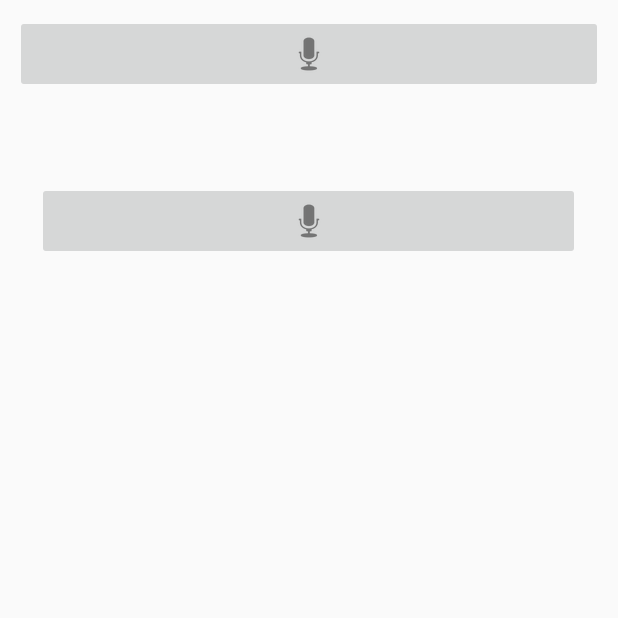
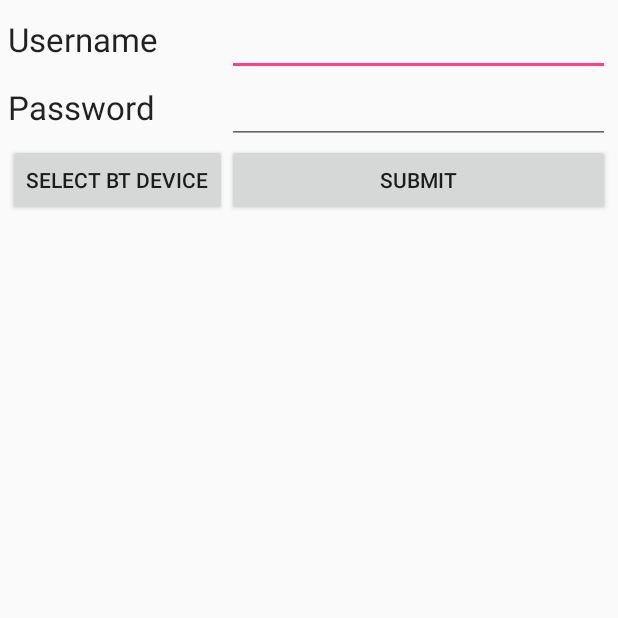
Before and after one commit to semio-ai/libsemio-ollobot-sample, an Android app: the screen it shows after launch (MainActivity), on a phone screen of 412 x 824 dp, the top half of it. Run offline under Robolectric (Android 15) with nearby library versions, the phone set to English and light mode, and no system bars; 3 statements that could not run were skipped.

```diff
--- a/app/src/main/java/xyz/semio/shapedemo/MainActivity.java
+++ b/app/src/main/java/xyz/semio/shapedemo/MainActivity.java
@@ -11,6 +11,7 @@ import android.os.Bundle;
 import android.util.Log;
 
 import xyz.semio.Function;
+import xyz.semio.GraphInfo;
 import xyz.semio.Interaction;
 import xyz.semio.InteractionPlayer;
 import xyz.semio.Semio;
@@ -29,15 +30,29 @@ import android.app.Activity;
 import android.content.Intent;
 import android.view.Menu;
 import android.view.View;
+import android.widget.AdapterView;
+import android.widget.ArrayAdapter;
+import android.widget.Button;
 import android.widget.ImageButton;
+import android.widget.ListView;
 import android.widget.TextView;
+import android.widget.EditText;
 import android.widget.Toast;
+
+import java.util.List;
 
 public class MainActivity extends Activity {
   private static final String TAG = "semio";
 
-  private ImageButton btnSpeak;
-  private TextView txtText;
+  private EditText _username;
+  private EditText _password;
+  private Button _submit;
+  private ListView _graphs;
+  private List<GraphInfo> _graphInfos;
+  private Button _selectDevice;
+
+  private Session _session;
+
   private SpeechHelper _speech = new SpeechHelper(this);
 
   private Ollobot _ollobot;
@@ -119,60 +134,95 @@ public class MainActivity extends Activity {
 
     setContentView(R.layout.activity_main);
 
-    txtText = (TextView) findViewById(R.id.txtText);
-    btnSpeak = (ImageButton) findViewById(R.id.btnSpeak);
+    this._username = (EditText) findViewById(R.id.username);
+    this._password = (EditText) findViewById(R.id.password);
+    this._submit = (Button) findViewById(R.id.submit);
+    this._graphs = (ListView) findViewById(R.id.graphs);
+    this._selectDevice = (Button) findViewById(R.id.scan);
 
-    startService();
+    this._graphs.setOnItemClickListener(new ListView.OnItemClickListener() {
+      @Override
+      public void onItemClick(AdapterView<?> parent, View view, int position, long id) {
+        String graphId = _graphInfos.get(position).getId();
+        System.out.println("ID " + graphId);
+        startInteraction(graphId);
+      }
+    });
 
-    btnSpeak.setOnClickListener(new View.OnClickListener() {
+    this._selectDevice.setOnClickListener(new View.OnClickListener() {
       @Override
       public void onClick(View v) {
-        _speech.say("Test");
         scan();
       }
     });
 
-    ((ImageButton)findViewById(R.id.move)).setOnClickListener(new View.OnClickListener() {
+    this._submit.setOnClickListener(new View.OnClickListener() {
       @Override
       public void onClick(View v) {
-        startInteraction();
+        Semio.createSession(_username.getText().toString(), _password.getText().toString()).then(new Function<Session, Object>() {
+          @Override
+          public Object apply(Session session) {
+            if(session == null)
+            {
+              new Handler(MainActivity.this.getMainLooper()).post(new Runnable() {
+                @Override
+                public void run() {
+                  Toast t = Toast.makeText(MainActivity.this, "Failed to login!", Toast.LENGTH_SHORT);
+                  t.show();
                 }
               });
 
+              return null;
+            }
+
+            _session = session;
+            populateGraphs();
+            return null;
+          }
+        });
+      }
+    });
+
+
+    startService();
     _speech.say("");
   }
 
-  private void startInteraction() {
+  private void populateGraphs() {
+    if(this._session == null) return;
+    this._session.getGraphs().then(new Function<List<GraphInfo>, Object>() {
+      @Override
+      public Object apply(List<GraphInfo> graphs) {
+        if(graphs == null) return null;
+        _graphInfos = graphs;
+        final String[] items = new String[graphs.size()];
+        for(int i = 0; i < graphs.size(); ++i) items[i] = graphs.get(i).getName();
+        Handler mainHandler = new Handler(MainActivity.this.getMainLooper());
+        mainHandler.post(new Runnable() {
+          @Override
+          public void run() {
+            _graphs.setAdapter(new ArrayAdapter<String>(MainActivity.this, android.R.layout.simple_list_item_1, items));
+          }
+        });
+        return null;
+      }
+    });
+  }
 
-
-    Session session = null;
-    try {
-      Semio.createSession("", "").then(new Function<Session, Object>() {
-        @Override
-        public Object apply(Session session) {
-          if(session == null) return null;
-          System.out.println(session);
-
-          session.createInteraction("e3c9f4b2-ba5c-4151-8f6a-a3a4bfef1841").then(new Function<Interaction, Object>() {
+  private void startInteraction(final String id) {
+    _session.createInteraction(id).then(new Function<Interaction, Object>() {
       @Override
       public Object apply(Interaction interaction) {
-
         InteractionPlayer player = new InteractionPlayer(interaction, new SpeechPlayStrategy(_speech));
         player.getScriptInterpreter().addBinding(new Ollobot(_service), "ollobot");
         player.start();
         return null;
       }
     });
-
-          return null;
-        }
-      });
-    } catch(final SessionException e) {
-      Log.e("semio", e.toString());
-    }
   }
 
   private void startService() {
+    Log.i(TAG, "startService");
     startService(new Intent(this, BTConnectionService.class));
     bindService(new Intent(this, BTConnectionService.class), _serviceConn, Context.BIND_AUTO_CREATE);
     _serviceBound = true;
@@ -226,7 +276,7 @@ public class MainActivity extends Activity {
 
   @Override
   public void onDestroy() {
-    _ollobot.stop();
+    if(_ollobot != null) _ollobot.stop();
     stopService();
     super.onDestroy();
   }
--- a/app/src/main/res/layout/activity_main.xml
+++ b/app/src/main/res/layout/activity_main.xml
@@ -9,35 +9,80 @@
               android:orientation="vertical"
               android:weightSum="1">
 
-    <ImageButton
-        android:id="@+id/btnSpeak"
-        android:layout_width="fill_parent"
+    <TableLayout
+        android:layout_width="match_parent"
+        android:layout_height="match_parent"
+        android:layout_margin="5dp">
+
+        <TableRow
+            android:layout_width="match_parent"
+            android:layout_height="match_parent">
+
+            <TextView
+                android:layout_width="wrap_content"
+                android:layout_height="wrap_content"
+                android:textAppearance="?android:attr/textAppearanceLarge"
+                android:text="Username"
+                android:id="@+id/textView"
+                android:layout_column="0"/>
+
+            <EditText
+                android:layout_width="wrap_content"
+                android:layout_height="wrap_content"
+                android:id="@+id/username"
+                android:layout_weight="1.0"
+                android:layout_column="2"/>
+
+        </TableRow>
+
+        <TableRow
+            android:layout_width="match_parent"
+            android:layout_height="match_parent">
+
+            <TextView
+                android:layout_width="wrap_content"
+                android:layout_height="wrap_content"
+                android:textAppearance="?android:attr/textAppearanceLarge"
+                android:text="Password"
+                android:id="@+id/textView3"
+                android:layout_column="0"/>
+
+            <EditText
+                android:layout_width="match_parent"
+                android:layout_height="wrap_content"
+                android:inputType="textPassword"
+                android:ems="10"
+                android:id="@+id/password"
+                android:layout_weight="1.0"
+                android:layout_column="2"/>
+        </TableRow>
+
+        <TableRow
+            android:layout_width="match_parent"
+            android:layout_height="match_parent">
+
+            <Button
+                android:layout_width="wrap_content"
+                android:layout_height="wrap_content"
+                android:text="Select BT Device"
+                android:id="@+id/scan"/>
+
+            <Button
+                android:layout_width="wrap_content"
+                android:layout_height="wrap_content"
+                android:text="Submit"
+                android:id="@+id/submit"
+                android:layout_column="2"
+                android:textAlignment="center"
+                android:layout_weight="1.0"/>
+
+        </TableRow>
+    </TableLayout>
+
+    <ListView
+        android:layout_width="match_parent"
         android:layout_height="wrap_content"
-        android:layout_margin="10dp"
-        android:layout_marginRight="10dp"
-        android:layout_marginTop="10dp"
-        android:contentDescription="@string/speak"
-        android:src="@android:drawable/ic_btn_speak_now" />
-
-    <TextView
-        android:id="@+id/txtText"
-        android:layout_width="wrap_content"
-        android:layout_height="wrap_content"
-        android:layout_marginLeft="10dp"
-        android:layout_marginRight="10dp"
-        android:layout_marginTop="10dp"
-        android:textAppearance="?android:attr/textAppearanceLarge" />
-
-    <ImageButton
-        android:id="@+id/move"
-        android:layout_width="362dp"
-        android:layout_height="match_parent"
-        android:layout_margin="10dp"
-        android:layout_marginRight="10dp"
-        android:layout_marginTop="10dp"
-        android:contentDescription="@string/speak"
-        android:src="@android:drawable/ic_btn_speak_now"
-        android:layout_gravity="center_horizontal"
-        />
+        android:id="@+id/graphs"
+        android:layout_gravity="center_horizontal"/>
 
 </LinearLayout>
--- a/libsemio/src/main/java/xyz/semio/HttpResponse.java
+++ b/libsemio/src/main/java/xyz/semio/HttpResponse.java
@@ -1,18 +1,21 @@
 package xyz.semio;
 
+import org.json.JSONArray;
 import org.json.JSONObject;
 
 public class HttpResponse {
   private JSONObject _data;
+  private JSONArray _array;
   private int _code;
 
   HttpResponse(final int code) {
     this._code = code;
   }
 
-  HttpResponse(final int code, final JSONObject data) {
+  HttpResponse(final int code, final JSONObject data, final JSONArray array) {
     this._code = code;
     this._data = data;
+    this._array = array;
   }
 
   public int getCode() {
@@ -22,6 +25,7 @@ public class HttpResponse {
   public JSONObject getData() {
     return this._data;
   }
+  public JSONArray getArray() { return this._array; }
 
   @Override
   public String toString() {
--- a/libsemio/src/main/java/xyz/semio/InteractionPlayer.java
+++ b/libsemio/src/main/java/xyz/semio/InteractionPlayer.java
@@ -47,6 +47,7 @@ public class InteractionPlayer {
 
       final String script = value.getScript();
 
+      Promise<Void> em = _strategy.emit(value);
       Thread t = new Thread(new Runnable() {
         @Override
         public void run() {
@@ -58,7 +59,7 @@ public class InteractionPlayer {
         }
       });
       t.run();
-      _strategy.emit(value).then(new Function<Void, Object>() {
+      em.then(new Function<Void, Object>() {
         @Override
         public Object apply(Void value) {
           if(!_playing) return null;
--- a/libsemio/src/main/java/xyz/semio/Semio.java
+++ b/libsemio/src/main/java/xyz/semio/Semio.java
@@ -32,7 +32,7 @@ public class Semio {
       @Override
       public Session apply(HttpResponse value) {
         if(value == null || value.getCode() != 204) return null;
-        return new Session();
+        return new Session(username);
       }
     });
   }
```
Also changed, not shown: app/src/main/AndroidManifest.xml (+7 -0 lines), libsemio/src/main/AndroidManifest.xml (+1 -6 lines), libsemio/src/main/java/xyz/semio/GraphInfo.java (added, +27 -0 lines), libsemio/src/main/java/xyz/semio/HttpRequest.java (+13 -5 lines), libsemio/src/main/java/xyz/semio/Session.java (+34 -0 lines), libsemio/src/main/java/xyz/semio/ollobot/Ollobot.java (+7 -1 lines). Lines whose indentation alone changed are shown as unchanged.
